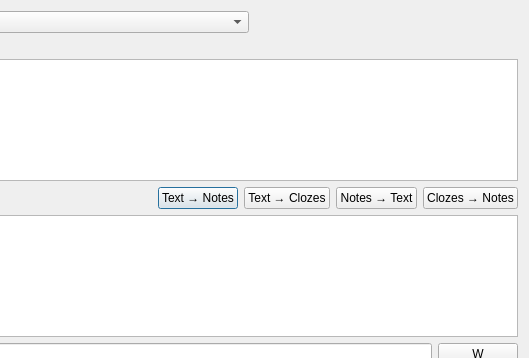
The window that mcd/dlgAddMcds.ui (tarix/mcdsupport) describes before a commit, drawn with Qt 5; both pictures show x 111 to 640 and y 0 to 358 of the 640 by 480 pixel window.
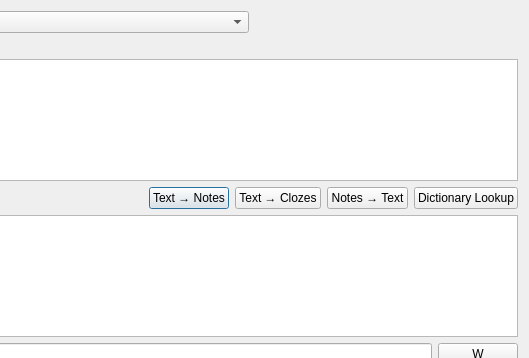
The same window after the commit.

Commit message: Updated UI to more accurate strings.

```diff
--- a/mcd/dlgAddMcds.ui
+++ b/mcd/dlgAddMcds.ui
@@ -130,7 +130,7 @@
          <item>
           <widget class="QPushButton" name="pbtClozesToNotes">
            <property name="text">
-            <string>Clozes → Notes</string>
+            <string>Dictionary Lookup</string>
            </property>
           </widget>
          </item>
```
Left out of the diff: 2 changed lines with no effect on the pictures. The commit also changes 1 other file.
